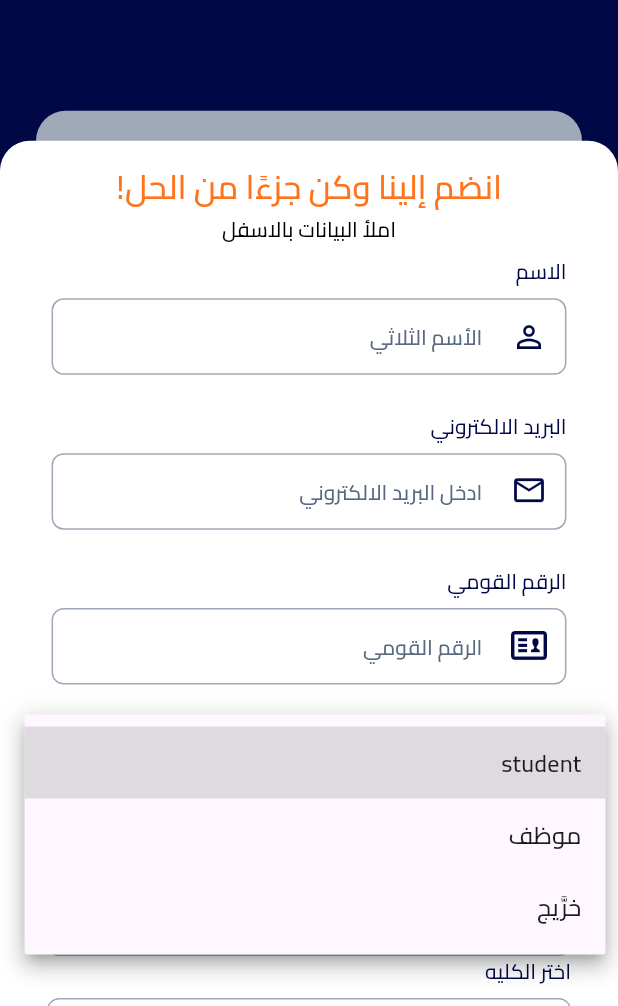
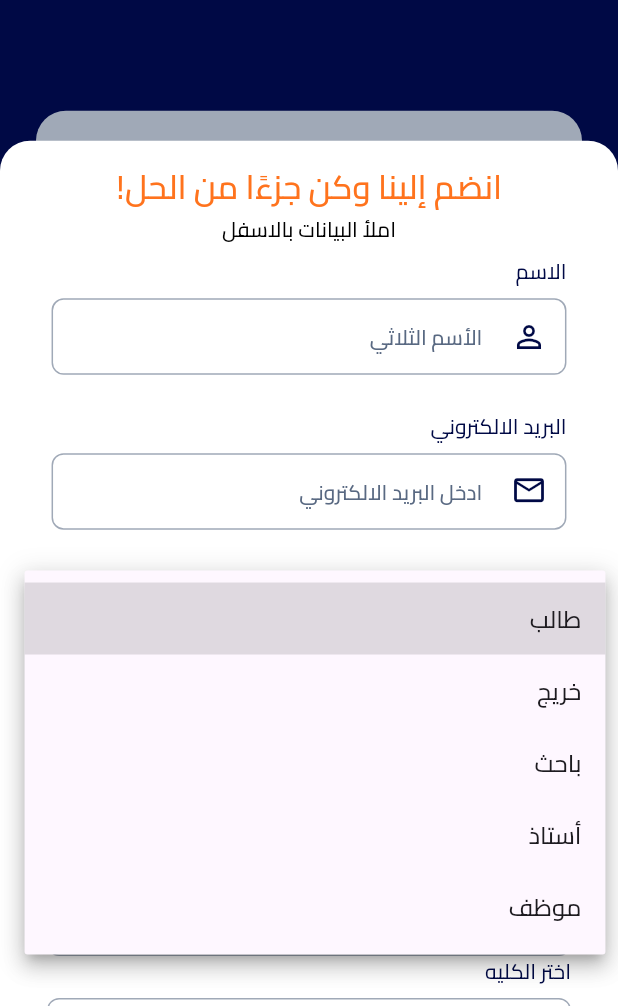
Before and after one commit to NouReenElsaYd/damnhour_university, a Flutter app: the Register screen opened directly, after a tap on "اختر الصفه", on a phone screen of 412 x 824 dp, the part 230-1236 px from its top. Run offline on Flutter 3.47's test engine with Material 3 defaults, Android fonts, the phone set to English and light mode, and no system bars; our stand-ins replace bloc, dio, flutter_bloc, flutter_svg, flutter_switch, fluttertoast; accounts and stored records are empty.

Commit message:
finish login and register

```diff
--- a/lib/models/register_model.dart
+++ b/lib/models/register_model.dart
@@ -4,6 +4,10 @@ class RegisterModel {
   String? message;
   String? token;
   UserModel? usermodel;
+  String? usernameerror;
+  String? iderror;
+  String? emailerror;
+  String? phoneerror;
 
   RegisterModel();
 
@@ -14,5 +18,10 @@ class RegisterModel {
     usermodel = UserModel.fromJson(json['user']);
   }
 
-  // Method to convert a RegisterModel to JSON
+  RegisterModel.handleerrors(Map<String, dynamic> errors) {
+    usernameerror = errors['username'] != null ? errors['username'][0] : null;
+    iderror = errors['national_id'] != null ? errors['national_id'][0] : null;
+    emailerror = errors['email'] != null ? errors['email'][0] : null;
+    phoneerror = errors['phone'] != null ? errors['phone'][0] : null;
+  }
 }
--- a/lib/modules/register/register.dart
+++ b/lib/modules/register/register.dart
@@ -41,7 +41,7 @@ class Register extends StatelessWidget {
             print("register success");
           } else if (state is registerErrorState) {
             Fluttertoast.showToast(
-              msg: 'خطأ حاول لاحقا',
+              msg: RegisterCubit.get(context).errormsgs(),
               toastLength: Toast.LENGTH_SHORT,
               gravity: ToastGravity.BOTTOM,
               timeInSecForIosWeb: 5,
@@ -255,9 +255,11 @@ class Register extends StatelessWidget {
                                         dropIcon: Icons.people_outline,
                                         hinttext: "اختر الصفه",
                                         dropdownitems: [
-                                          'student',
+                                          'طالب',
+                                          'خريج',
+                                          'باحث',
+                                          'أستاذ',
                                           'موظف',
-                                          'خرَّيج',
                                         ],
                                         selectedvalue: cubit.selectedadjective,
                                         onchanged: (newvalue) {
@@ -272,11 +274,20 @@ class Register extends StatelessWidget {
                                         dropIcon: Icons.business_outlined,
                                         hinttext: "اختر الكليه",
                                         dropdownitems: [
-                                          'هندسه',
-                                          'حاسبات و معلومات',
-                                          'كلية تجاره',
-                                          'كلية الاقتصاد و العلوم السياسيه',
-                                          'فنون جميله',
+                                          'كلية الهندسة',
+                                          'كلية الحاسبات والمعلومات',
+                                          'كلية الفنون التطبيقية',
+                                          'كلية العلوم',
+                                          'كلية الصيدلة',
+                                          'كلية الطب البيطرى',
+                                          'كلية التربية',
+                                          'كلية الزراعة',
+                                          'كلية التجارة',
+                                          'كلية الحقوق',
+                                          'كلية الآداب',
+                                          'كلية التربية الطفولة المبكرة',
+                                          'كلية التربية النوعية',
+                                          'كلية التمريض',
                                         ],
                                         selectedvalue: cubit.selectedfaculty,
                                         onchanged: (newvalue) {
--- a/lib/shared/network/end_points.dart
+++ b/lib/shared/network/end_points.dart
@@ -1 +1,2 @@
 const Register = 'auth/register/';
+const Login = 'auth/login/';
```
Also changed, not shown: lib/models/login_model.dart (+24 -0 lines), lib/modules/login/cubit/login_cubit.dart (+28 -0 lines), lib/modules/login/cubit/login_states.dart (+14 -0 lines), lib/modules/login/login.dart (+61 -5 lines), lib/modules/register/cubit/register_cubit.dart (+34 -0 lines).
